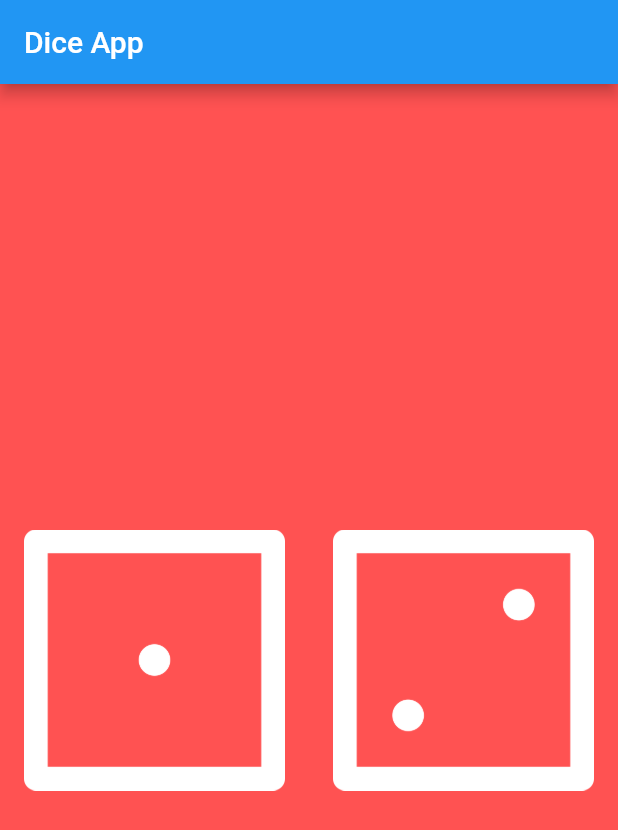
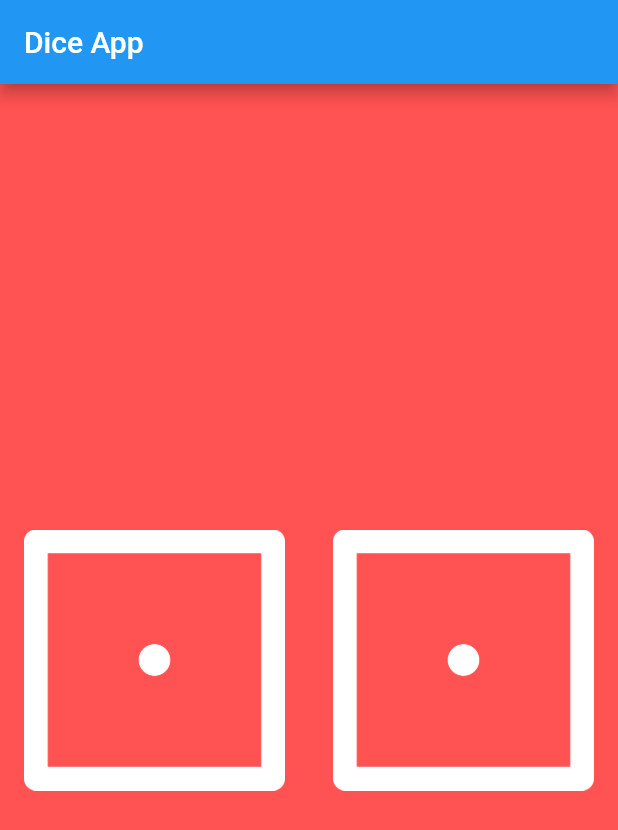
Before and after one commit to adrian61/LearnFlutter, a Flutter app: the screen it shows after launch, on a phone screen of 412 x 824 dp. Shown: the top 830 px of the screen. Run offline on Flutter 3.47's test engine with Material 2 defaults, Android fonts, the light colour scheme and no system bars.

Commit message:
Completed challenge 6

```diff
--- a/dice/lib/main.dart
+++ b/dice/lib/main.dart
@@ -1,3 +1,5 @@
+import 'dart:math';
+
 import 'package:flutter/material.dart';
 
 void main() {
@@ -20,19 +22,37 @@ class MyApp extends StatelessWidget {
   }
 }
 
-class DicePage extends StatelessWidget {
+class DicePage extends StatefulWidget {
+  @override
+  _DicePageState createState() => _DicePageState();
+}
+
+class _DicePageState extends State<DicePage> {
+  int leftDiceValue = 1;
+  int rightDiceValue = 1;
+
   @override
   Widget build(BuildContext context) {
     return Center(
       child: Row(
         children: <Widget>[
-          Expanded(child: Padding(
-            padding: const EdgeInsets.all(16.0),
-            child: Image.asset('images/dice1.png'),
+          Expanded(
+              child: FlatButton(
+            onPressed: () {
+              setState(() {
+                leftDiceValue = Random().nextInt(6) + 1;
+              });
+            },
+            child: Image.asset('images/dice$leftDiceValue.png'),
           )),
-          Expanded(child: Padding(
-            padding: const EdgeInsets.all(16.0),
-            child: Image.asset('images/dice2.png'),
+          Expanded(
+              child: FlatButton(
+            onPressed: () {
+              setState(() {
+                rightDiceValue = Random().nextInt(6) + 1;
+              });
+            },
+            child: Image.asset('images/dice$rightDiceValue.png'),
           )),
         ],
       ),
```
